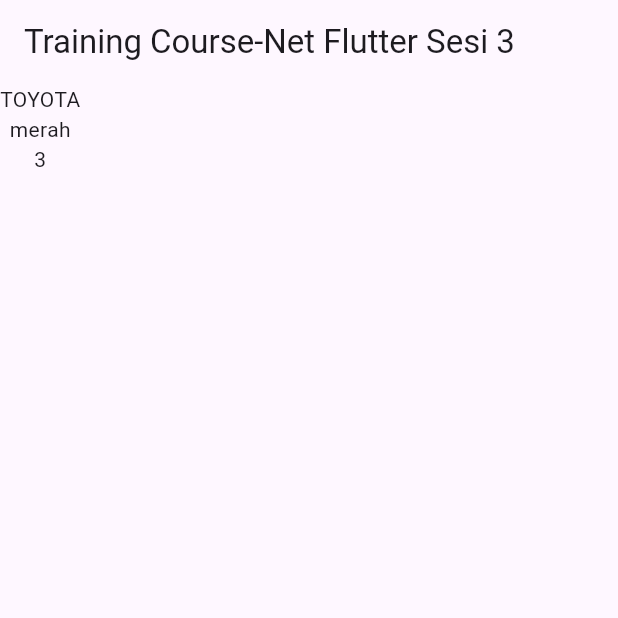
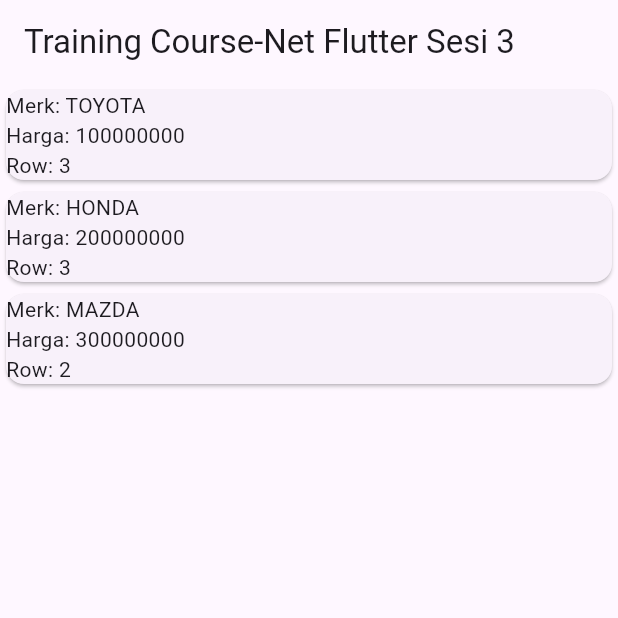
Before and after one commit to kawago2/coursenet_training, a Flutter app: the screen it shows after launch, on a phone screen of 412 x 824 dp, the top half of it. Run offline on Flutter 3.47's test engine with Material 2 defaults, Android fonts, the phone set to English and light mode, and no system bars.

```diff
--- a/lib/sesi_tiga.dart
+++ b/lib/sesi_tiga.dart
@@ -15,7 +15,7 @@
   Widget build(BuildContext context) {
     double px = 20;
     // Contoh List
-    List mobil = ["TOYOTA", "HONDA", "MAZDA"];
+    List mobil = ["TOYOTA", "HONDA", "MAZDA", "MITHUBISI"];
     // Contoh Map<key,value>
     Map<String, dynamic> TOYOTA = {
       "warna": "merah",
@@ -33,12 +33,21 @@
       appBar: AppBar(
         title: Text(widget.title + " Sesi 3"),
       ),
-      body: Column(
-        children: [
-          Text(mobil[0]),
-          Text(TOYOTA["warna"]),
-          Text("${mobil_gabungan[1]["row"]}"),
-        ],
+      //
+      body: ListView.builder(
+        itemCount: mobil_gabungan.length,
+        itemBuilder: (context, index) {
+          return Card(
+            child: Column(
+                crossAxisAlignment: CrossAxisAlignment.start,
+              children: [
+                Text("Merk: ${mobil_gabungan[index]["merk"]}"),
+                Text("Harga: ${mobil_gabungan[index]["harga"]}"),
+                Text("Row: ${mobil_gabungan[index]["row"]}"),
+              ],
+            ),
+          );
+        },
       ),
     );
   }
```
